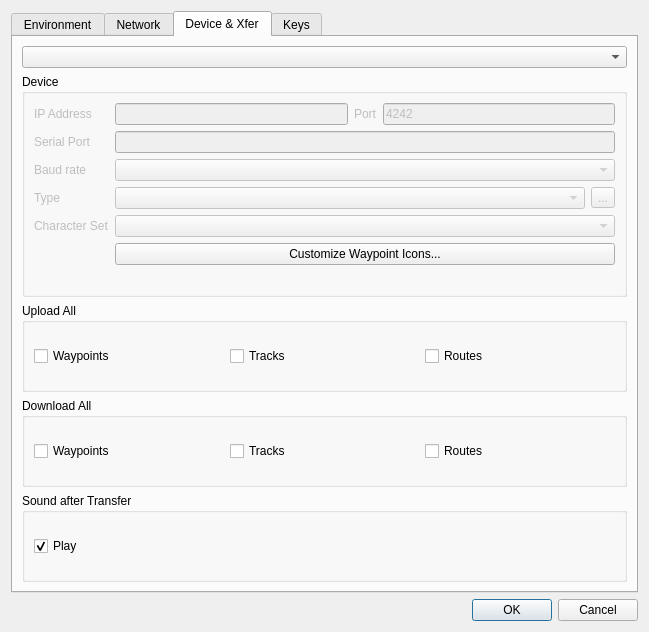
The window that src/IDlgConfig.ui (ntruchsess/QLandkarteGT) describes before a commit, drawn with Qt 5.
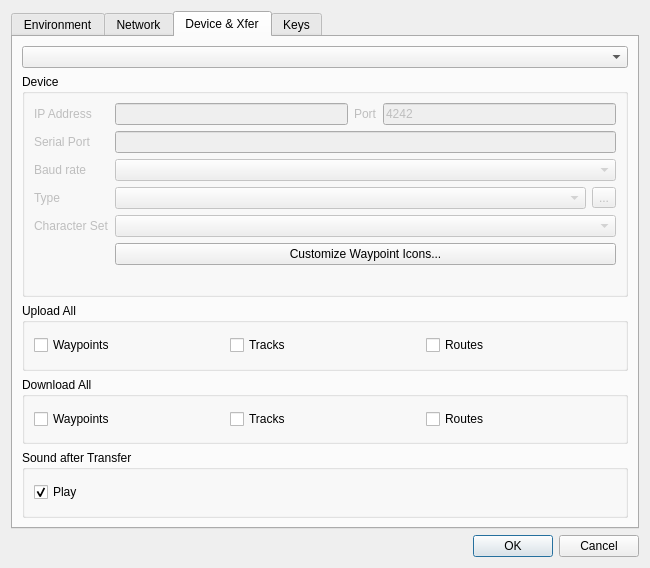
The same window after the commit. The open tabs and pages were chosen to show the change.

What changed in the file:
```diff
--- a/src/IDlgConfig.ui
+++ b/src/IDlgConfig.ui
@@ -6,8 +6,8 @@
    <rect>
     <x>0</x>
     <y>0</y>
-    <width>649</width>
-    <height>632</height>
+    <width>650</width>
+    <height>568</height>
    </rect>
   </property>
   <property name="windowTitle">
```
Left out of the diff: 2 changed lines with no effect on the pictures.
